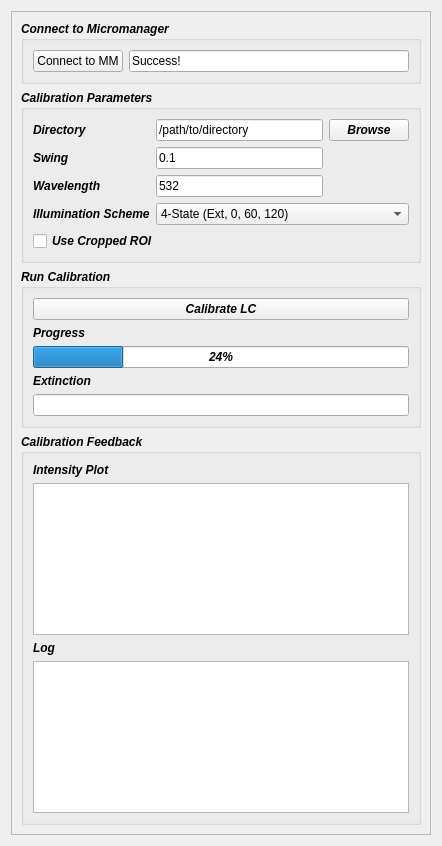
Qt form recOrder/plugin/qtdesigner/recOrder_calibration_v4.ui (mehta-lab/waveorder) before a commit.
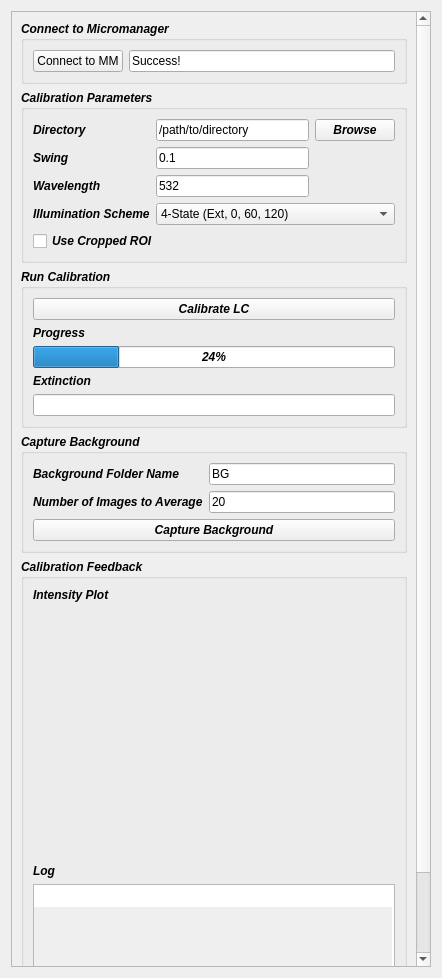
The same form after that commit. Custom widgets are drawn as their Qt base class.

Commit message: add full functionality to widgets

Diff of the .ui file:
```diff
--- a/recOrder/plugin/qtdesigner/recOrder_calibration_v4.ui
+++ b/recOrder/plugin/qtdesigner/recOrder_calibration_v4.ui
@@ -7,7 +7,7 @@
     <x>0</x>
     <y>0</y>
     <width>442</width>
-    <height>846</height>
+    <height>978</height>
    </rect>
   </property>
   <property name="windowTitle">
@@ -25,7 +25,7 @@
         <x>0</x>
         <y>0</y>
         <width>416</width>
-        <height>820</height>
+        <height>1101</height>
        </rect>
       </property>
       <layout class="QGridLayout" name="gridLayout">
@@ -159,7 +159,7 @@
          </layout>
         </widget>
        </item>
-       <item row="5" column="0">
+       <item row="6" column="0">
         <widget class="QGroupBox" name="calib_feedback">
          <property name="font">
           <font>
@@ -180,7 +180,14 @@
            </widget>
           </item>
           <item>
-           <widget class="QGraphicsView" name="graph_plot_window"/>
+           <widget class="PlotWidget" name="plot_widget" native="true">
+            <property name="minimumSize">
+             <size>
+              <width>0</width>
+              <height>250</height>
+             </size>
+            </property>
+           </widget>
           </item>
           <item>
            <widget class="QLabel" name="label_log">
@@ -190,7 +197,88 @@
            </widget>
           </item>
           <item>
-           <widget class="QGraphicsView" name="graph_log"/>
+           <widget class="QPlainTextEdit" name="te_log">
+            <property name="minimumSize">
+             <size>
+              <width>0</width>
+              <height>150</height>
+             </size>
+            </property>
+            <property name="lineWidth">
+             <number>1</number>
+            </property>
+            <property name="readOnly">
+             <bool>true</bool>
+            </property>
+            <property name="backgroundVisible">
+             <bool>true</bool>
+            </property>
+           </widget>
+          </item>
+         </layout>
+        </widget>
+       </item>
+       <item row="5" column="0">
+        <widget class="QGroupBox" name="capture_background">
+         <property name="font">
+          <font>
+           <weight>75</weight>
+           <italic>true</italic>
+           <bold>true</bold>
+          </font>
+         </property>
+         <property name="title">
+          <string>Capture Background</string>
+         </property>
+         <layout class="QGridLayout" name="gridLayout_3">
+          <item row="0" column="0">
+           <widget class="QLabel" name="label_bg_folder">
+            <property name="text">
+             <string>Background Folder Name</string>
+            </property>
+           </widget>
+          </item>
+          <item row="2" column="0" colspan="2">
+           <widget class="QPushButton" name="qbutton_capture_bg">
+            <property name="text">
+             <string>Capture Background</string>
+            </property>
+           </widget>
+          </item>
+          <item row="0" column="1">
+           <widget class="QLineEdit" name="le_bg_folder">
+            <property name="font">
+             <font>
+              <weight>50</weight>
+              <italic>false</italic>
+              <bold>false</bold>
+             </font>
+            </property>
+            <property name="text">
+             <string>BG</string>
+            </property>
+           </widget>
+          </item>
+          <item row="1" column="1">
+           <widget class="QLineEdit" name="le_n_avg">
+            <property name="font">
+             <font>
+              <weight>50</weight>
+              <italic>false</italic>
+              <bold>false</bold>
+             </font>
+            </property>
+            <property name="text">
+             <string>20</string>
+            </property>
+           </widget>
+          </item>
+          <item row="1" column="0">
+           <widget class="QLabel" name="label_n_avg">
+            <property name="text">
+             <string>Number of Images to Average</string>
+            </property>
+           </widget>
           </item>
          </layout>
         </widget>
@@ -311,6 +399,14 @@
    </item>
   </layout>
  </widget>
+ <customwidgets>
+  <customwidget>
+   <class>PlotWidget</class>
+   <extends>QWidget</extends>
+   <header>pyqtgraph</header>
+   <container>1</container>
+  </customwidget>
+ </customwidgets>
  <resources/>
  <connections/>
 </ui>
```
Left out of the diff: 2 changed lines with no effect on the pictures. The commit also changes 7 other files.
